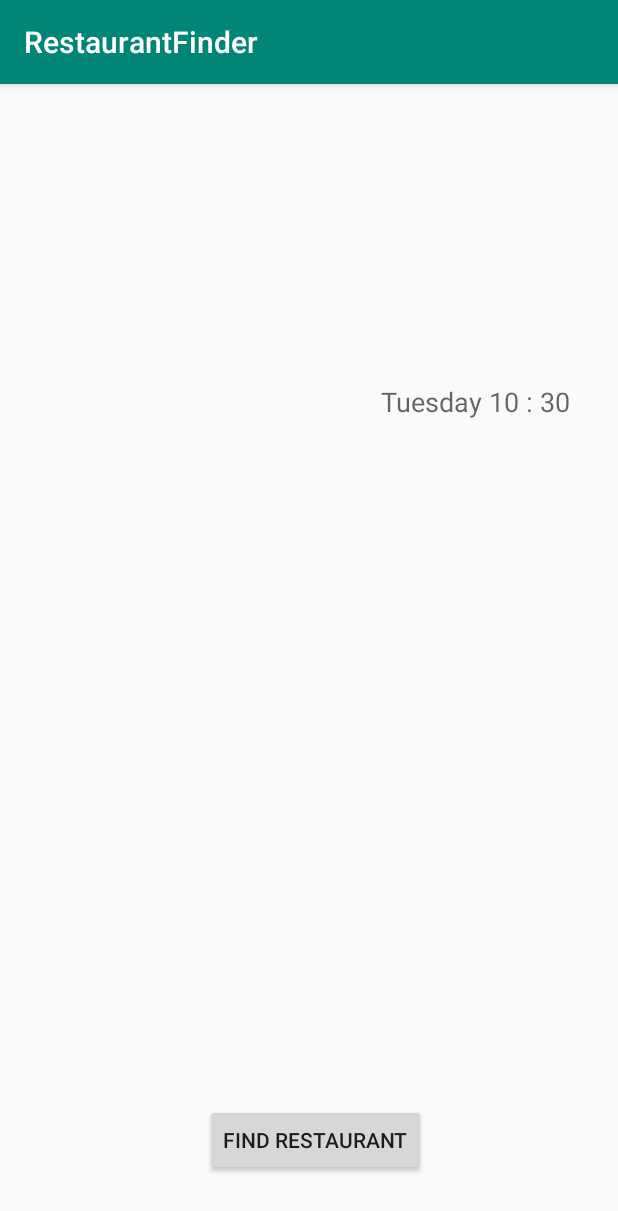
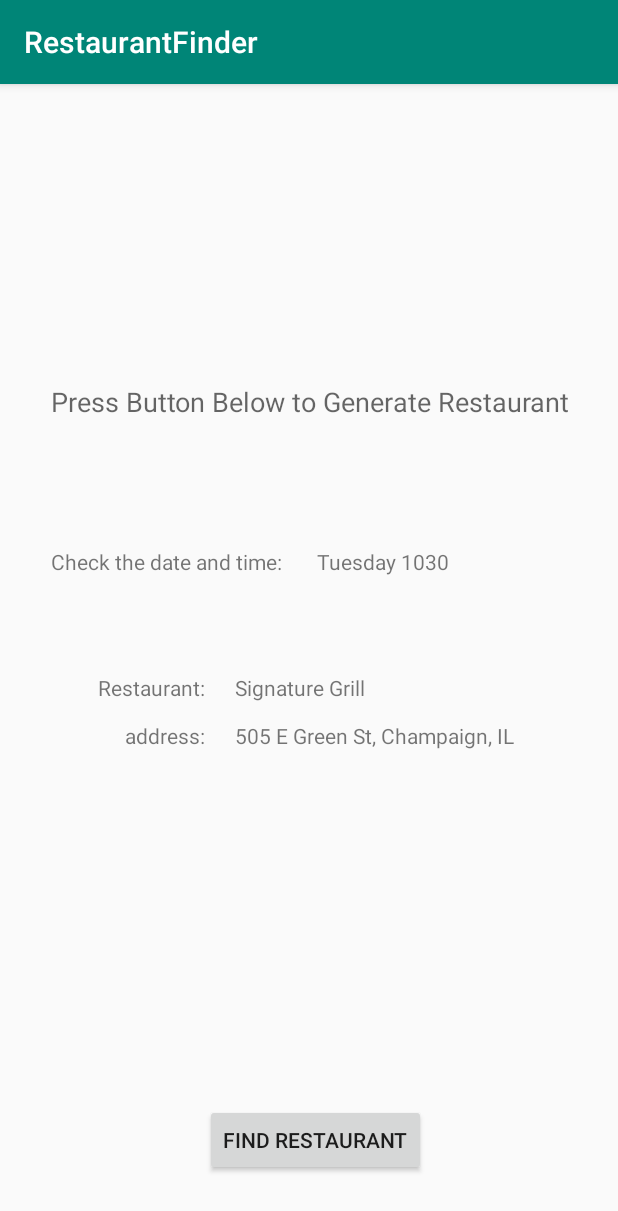
Before and after one commit to pcm3/RestaurantFinder, an Android app: the screen it shows after launch (MainActivity), after a tap on "FIND RESTAURANT", on a phone screen of 412 x 824 dp. Shown: the top 1211 px of the screen. Run offline under Robolectric (Android 15) with nearby library versions, the phone set to English and light mode, and no system bars.

Commit message:
updated the app to test the time and to display the restaurant name and location

```diff
--- a/app/src/main/java/com/example/restaurantfinder/MainActivity.java
+++ b/app/src/main/java/com/example/restaurantfinder/MainActivity.java
@@ -8,9 +8,12 @@ import android.view.View;
 import android.widget.Button;
 import android.widget.TextView;
 
-import java.util.Date;
+import com.example.restaurantfinder.logic.Restaurant;
+import com.example.restaurantfinder.logic.UIUCRestaurants;
 
 public class MainActivity extends AppCompatActivity {
+
+    UIUCRestaurants restaurants = new UIUCRestaurants();
 
     @Override
     protected void onCreate(Bundle savedInstanceState) {
@@ -25,22 +28,43 @@ public class MainActivity extends AppCompatActivity {
                 int day = now.get(Calendar.DAY_OF_WEEK);
                 int hour = now.get(Calendar.HOUR_OF_DAY);
                 int minutes = now.get(Calendar.MINUTE);
-                TextView t = findViewById(R.id.tester);
+                String time = "";
+                if (minutes < 10) {
+                    time = hour + "0" + minutes;
+                } else {
+                    time = "" + hour + minutes;
+                }
+                int timeInt = Integer.parseInt(time);
+                TextView t = findViewById(R.id.date_and_time);
+                t.setVisibility(View.VISIBLE);
                 if (day == 1) {
-                    t.setText("Sunday" + " " + hour + " : " + minutes);
+                    t.setText("Sunday" + time);
                 } else if (day == 2) {
-                    t.setText("Monday" + " " + hour + " : " + minutes);
+                    t.setText("Monday" + " " + timeInt);
                 } else if (day == 3) {
-                    t.setText("Tuesday" + " " + hour + " : " + minutes);
+                    t.setText("Tuesday" + " " + timeInt);
                 } else if (day == 4) {
-                    t.setText("Wednesday" + " " + hour + " : " + minutes);
+                    t.setText("Wednesday" + " " + timeInt);
                 } else if (day == 5) {
-                    t.setText("Thursday" + " " + hour + " : " + minutes);
+                    t.setText("Thursday" + " " + timeInt);
                 } else if (day == 6) {
-                    t.setText("Friday" + " " + hour + " : " + minutes);
+                    t.setText("Friday" + " " + timeInt);
                 } else if (day == 7) {
-                    t.setText("Saturday" + " " + hour + " : " + minutes);
+                    t.setText("Saturday" + " " + timeInt);
                 }
+                Restaurant restaurant = restaurants.testGetRandomRestaurant();
+                String rName = restaurant.getName();
+                String rAddress = restaurant.getAddress();
+                TextView restaurantAddress = findViewById(R.id.restaurant_address);
+                TextView restaurantAddressId = findViewById(R.id.restaurant_address_id);
+                TextView restaurantName = findViewById(R.id.restaurant_name);
+                TextView restaurantNameId = findViewById(R.id.restaurant_id);
+                restaurantAddress.setText(rAddress);
+                restaurantName.setText(rName);
+                restaurantAddress.setVisibility(View.VISIBLE);
+                restaurantAddressId.setVisibility(View.VISIBLE);
+                restaurantName.setVisibility(View.VISIBLE);
+                restaurantNameId.setVisibility(View.VISIBLE);
             }
         });
     }
--- a/app/src/main/java/com/example/restaurantfinder/logic/UIUCRestaurants.java
+++ b/app/src/main/java/com/example/restaurantfinder/logic/UIUCRestaurants.java
@@ -68,4 +68,9 @@ public class UIUCRestaurants {
         return openRestaurants.get(index);
     }
 
+    public Restaurant testGetRandomRestaurant() {
+        int randomInt = r.nextInt(allRestaurants.length);
+        return allRestaurants[randomInt];
+    }
+
 }
--- a/app/src/main/res/layout/activity_main.xml
+++ b/app/src/main/res/layout/activity_main.xml
@@ -29,4 +29,75 @@
         app:autoSizeTextType="uniform"
         app:layout_constraintBottom_toTopOf="@+id/search_button"
         app:layout_constraintEnd_toEndOf="parent" />
+
+    <TextView
+        android:id="@+id/date_check"
+        android:layout_width="wrap_content"
+        android:layout_height="wrap_content"
+        android:layout_marginEnd="224dp"
+        android:layout_marginRight="224dp"
+        android:layout_marginBottom="352dp"
+        android:text="@string/date_check"
+        app:layout_constraintBottom_toTopOf="@+id/search_button"
+        app:layout_constraintEnd_toEndOf="parent" />
+
+    <TextView
+        android:id="@+id/date_and_time"
+        android:layout_width="wrap_content"
+        android:layout_height="wrap_content"
+        android:layout_marginStart="23dp"
+        android:layout_marginLeft="23dp"
+        android:layout_marginBottom="352dp"
+        android:text="@android:string/ok"
+        android:visibility="invisible"
+        app:layout_constraintBottom_toTopOf="@+id/search_button"
+        app:layout_constraintStart_toEndOf="@+id/date_check" />
+
+    <TextView
+        android:id="@+id/restaurant_id"
+        android:layout_width="wrap_content"
+        android:layout_height="wrap_content"
+        android:layout_marginEnd="275dp"
+        android:layout_marginRight="275dp"
+        android:layout_marginBottom="356dp"
+        android:text="@string/restaurant_id"
+        android:visibility="invisible"
+        app:layout_constraintBottom_toBottomOf="parent"
+        app:layout_constraintEnd_toEndOf="parent" />
+
+    <TextView
+        android:id="@+id/restaurant_address_id"
+        android:layout_width="wrap_content"
+        android:layout_height="wrap_content"
+        android:layout_marginEnd="275dp"
+        android:layout_marginRight="275dp"
+        android:layout_marginBottom="324dp"
+        android:text="@string/restaurant_address"
+        android:visibility="invisible"
+        app:layout_constraintBottom_toBottomOf="parent"
+        app:layout_constraintEnd_toEndOf="parent" />
+
+    <TextView
+        android:id="@+id/restaurant_name"
+        android:layout_width="wrap_content"
+        android:layout_height="wrap_content"
+        android:layout_marginStart="20dp"
+        android:layout_marginLeft="20dp"
+        android:layout_marginBottom="268dp"
+        android:text="@android:string/yes"
+        android:visibility="invisible"
+        app:layout_constraintBottom_toTopOf="@+id/search_button"
+        app:layout_constraintStart_toEndOf="@+id/restaurant_id" />
+
+    <TextView
+        android:id="@+id/restaurant_address"
+        android:layout_width="wrap_content"
+        android:layout_height="wrap_content"
+        android:layout_marginStart="20dp"
+        android:layout_marginLeft="20dp"
+        android:layout_marginBottom="236dp"
+        android:text="@android:string/yes"
+        android:visibility="invisible"
+        app:layout_constraintBottom_toTopOf="@+id/search_button"
+        app:layout_constraintStart_toEndOf="@+id/restaurant_address_id" />
 </androidx.constraintlayout.widget.ConstraintLayout>
--- a/app/src/main/res/values/strings.xml
+++ b/app/src/main/res/values/strings.xml
@@ -2,4 +2,7 @@
     <string name="app_name">RestaurantFinder</string>
     <string name="search_button">Find Restaurant</string>
     <string name="top_text">Press Button Below to Generate Restaurant</string>
+    <string name="date_check">Check the date and time: </string>
+    <string name="restaurant_id">Restaurant: </string>
+    <string name="restaurant_address">address: </string>
 </resources>
```
